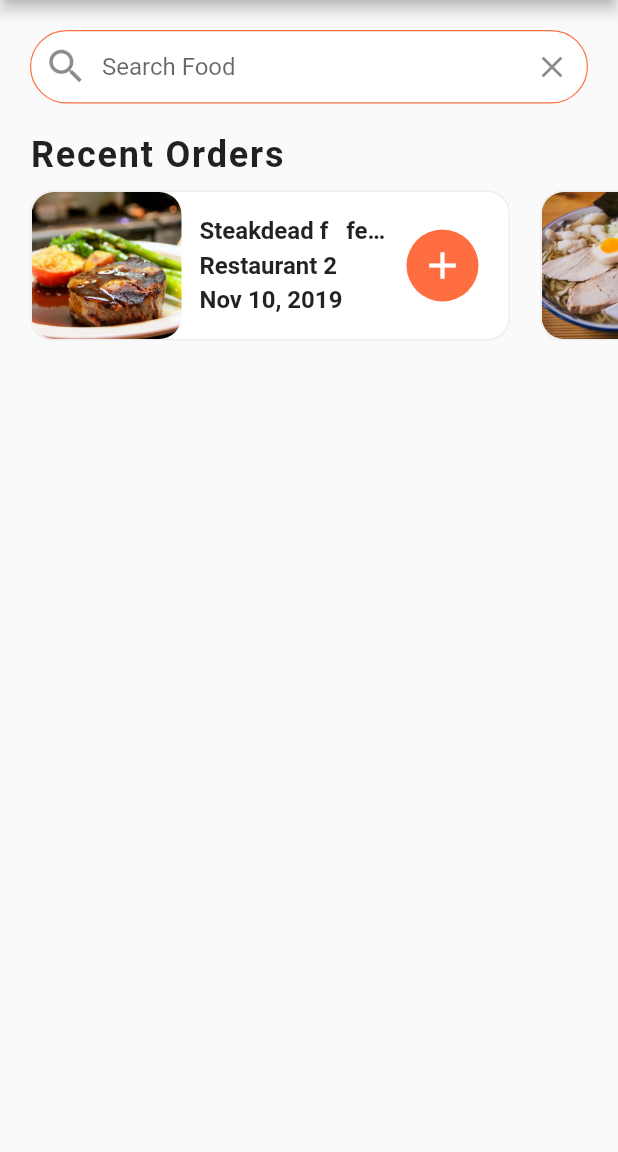
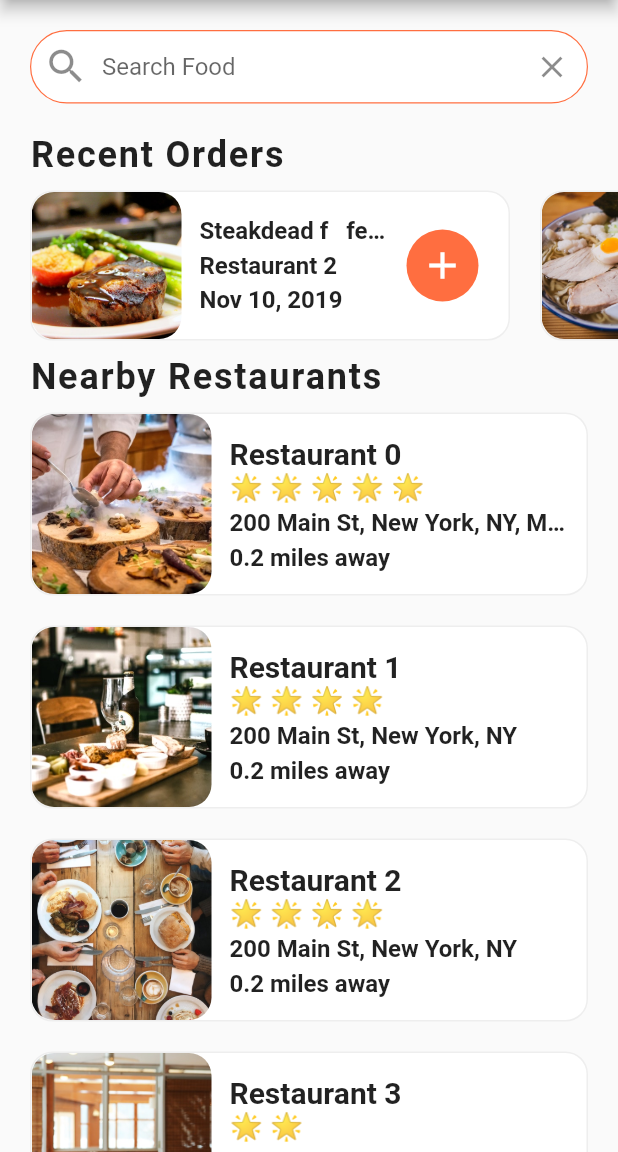
Before and after one commit to RoseNeezar/food-delivery-fl, a Flutter app: the screen it shows after launch, on a phone screen of 412 x 824 dp, the part 84-1236 px from its top. Run offline on Flutter 3.47's test engine with Material 2 defaults, Android fonts, the phone set to English and light mode, and no system bars.

Commit message:
add nearby restaurant list

```diff
--- a/lib/data/data.dart
+++ b/lib/data/data.dart
@@ -25,7 +25,8 @@ final _salmon = Food(
 final _restaurant0 = Restaurant(
   imageUrl: 'assets/images/restaurant0.jpg',
   name: 'Restaurant 0',
-  address: '200 Main St, New York, NY',
+  address:
+      '200 Main St, New York, NY, Main St, New York, NY Main St, New York, NY',
   rating: 5,
   menu: [_burrito, _steak, _pasta, _ramen, _pancakes, _burger, _pizza, _salmon],
 );
--- a/lib/screens/home.screens.dart
+++ b/lib/screens/home.screens.dart
@@ -1,5 +1,7 @@
 import 'package:flutter/material.dart';
 import 'package:flutter_food_delivery_ui/data/data.dart';
+import 'package:flutter_food_delivery_ui/models/restaurant.dart';
+import 'package:flutter_food_delivery_ui/widgets/ratingStars.dart';
 import 'package:flutter_food_delivery_ui/widgets/recentOrders.dart';
 
 class HomeScreen extends StatefulWidget {
@@ -8,6 +10,81 @@ class HomeScreen extends StatefulWidget {
 }
 
 class _HomeScreenState extends State<HomeScreen> {
+  _buildRestaurants() {
+    List<Widget> restaurantList = [];
+
+    restaurants.forEach((Restaurant restaurant) {
+      restaurantList.add(Container(
+        margin: EdgeInsets.symmetric(horizontal: 20.0, vertical: 10.0),
+        decoration: BoxDecoration(
+          color: Colors.white,
+          borderRadius: BorderRadius.circular(15.0),
+          border: Border.all(
+            width: 1.0,
+            color: Colors.grey[200],
+          ),
+        ),
+        child: Row(
+          children: <Widget>[
+            ClipRRect(
+              borderRadius: BorderRadius.circular(15.0),
+              child: Image(
+                image: AssetImage(restaurant.imageUrl),
+                height: 120.0,
+                width: 120.0,
+                fit: BoxFit.cover,
+              ),
+            ),
+            Expanded(
+              child: Container(
+                margin: EdgeInsets.all(12.0),
+                child: Column(
+                  crossAxisAlignment: CrossAxisAlignment.start,
+                  mainAxisAlignment: MainAxisAlignment.center,
+                  children: <Widget>[
+                    Text(
+                      restaurant.name,
+                      style: TextStyle(
+                        fontSize: 20.0,
+                        fontWeight: FontWeight.bold,
+                      ),
+                      overflow: TextOverflow.ellipsis,
+                    ),
+                    RatingStars(restaurant.rating),
+                    SizedBox(
+                      height: 4.0,
+                    ),
+                    Text(
+                      restaurant.address,
+                      style: TextStyle(
+                        fontSize: 16.0,
+                        fontWeight: FontWeight.w600,
+                      ),
+                      overflow: TextOverflow.ellipsis,
+                    ),
+                    SizedBox(
+                      height: 4.0,
+                    ),
+                    Text(
+                      '0.2 miles away',
+                      style: TextStyle(
+                        fontSize: 16.0,
+                        fontWeight: FontWeight.w600,
+                      ),
+                      overflow: TextOverflow.ellipsis,
+                    ),
+                  ],
+                ),
+              ),
+            )
+          ],
+        ),
+      ));
+    });
+
+    return Column(children: restaurantList);
+  }
+
   @override
   Widget build(BuildContext context) {
     return Scaffold(
@@ -54,7 +131,24 @@ class _HomeScreenState extends State<HomeScreen> {
                   )),
             ),
           ),
-          RecentOrders()
+          RecentOrders(),
+          Column(
+            crossAxisAlignment: CrossAxisAlignment.start,
+            children: <Widget>[
+              Padding(
+                padding: const EdgeInsets.only(left: 20.0),
+                child: Text(
+                  'Nearby Restaurants',
+                  style: TextStyle(
+                    fontSize: 24.0,
+                    fontWeight: FontWeight.w600,
+                    letterSpacing: 1.2,
+                  ),
+                ),
+              ),
+              _buildRestaurants()
+            ],
+          )
         ],
       ),
     );
--- /dev/null
+++ b/lib/widgets/ratingStars.dart
@@ -0,0 +1,20 @@
+import 'package:flutter/material.dart';
+
+class RatingStars extends StatelessWidget {
+  final int rating;
+  RatingStars(this.rating);
+
+  @override
+  Widget build(BuildContext context) {
+    String stars = '';
+    for (int i = 0; i < rating; i++) {
+      stars += '🌟 ';
+    }
+    stars.trim();
+
+    return Text(
+      stars,
+      style: TextStyle(fontSize: 18.0),
+    );
+  }
+}
```
Also changed, not shown: lib/main.dart (+4 -3 lines).
